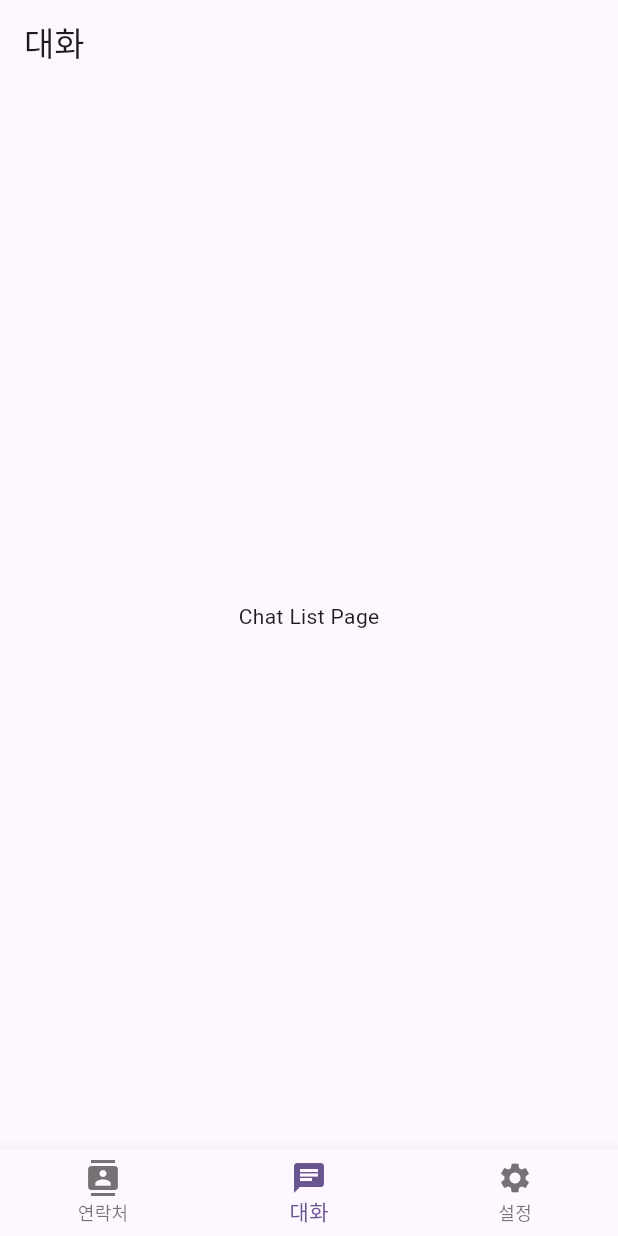
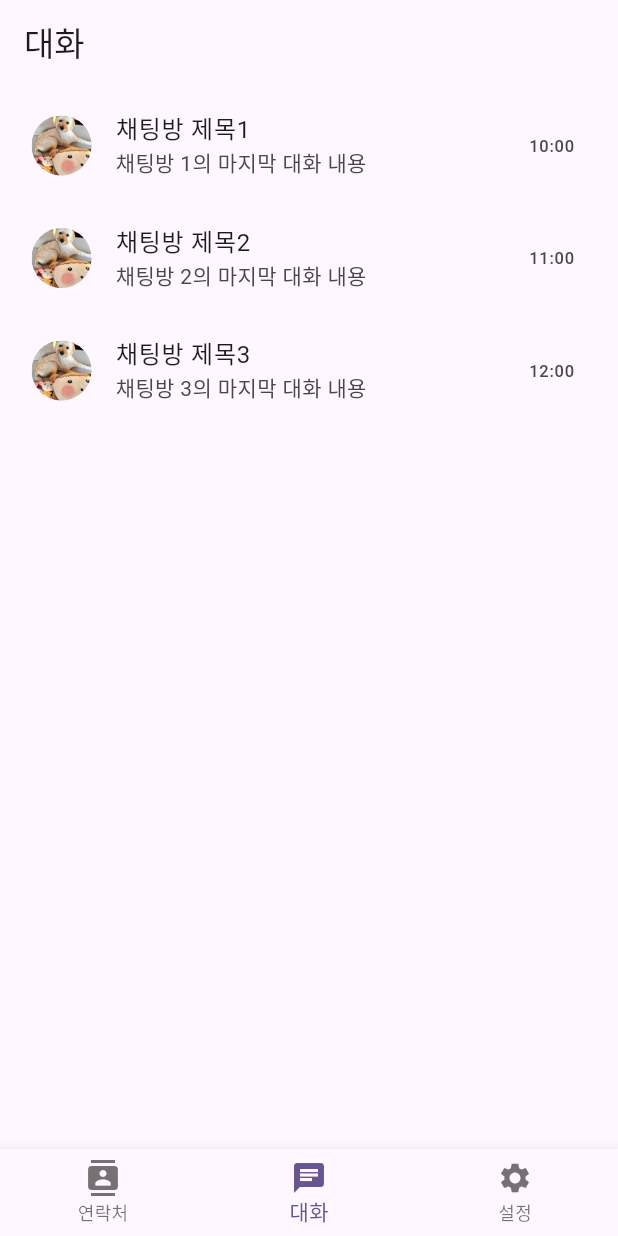
Before and after one commit to yuju-k/chat_tunify, a Flutter app: the screen it shows after launch, item 2 of the bottom bar chosen, on a phone screen of 412 x 824 dp. Run offline on Flutter 3.47's test engine with Material 3 defaults, Android fonts, the phone set to English and light mode, and no system bars; our stand-ins replace flutter_bloc; network calls fail.

Commit message:
bloc 방식 적용 => 대화 목록

```diff
--- /dev/null
+++ b/devtools_options.yaml
@@ -0,0 +1 @@
+extensions:
--- /dev/null
+++ b/lib/bloc/chat_bloc.dart
@@ -0,0 +1,86 @@
+import 'package:flutter_bloc/flutter_bloc.dart';
+
+// 대화방 정보를 나타내는 모델 클래스
+class ChatRoom {
+  final String title;
+  final String subtitle;
+  final String time;
+  final String imagePath;
+
+  const ChatRoom({
+    required this.title,
+    required this.subtitle,
+    required this.time,
+    required this.imagePath,
+  });
+}
+
+// BLoC 이벤트
+abstract class ChatEvent {
+  // ...
+}
+
+class LoadChats extends ChatEvent {
+  // ...
+}
+
+class SelectChat extends ChatEvent {
+  final ChatRoom selectedChatRoom;
+  SelectChat(this.selectedChatRoom);
+}
+
+// BLoC 상태
+abstract class ChatState {
+  // ...
+}
+
+class ChatInitial extends ChatState {
+  // ...
+}
+
+class ChatLoaded extends ChatState {
+  final List<ChatRoom> chatRooms;
+  final ChatRoom? selectedChatRoom;
+
+  ChatLoaded({required this.chatRooms, this.selectedChatRoom});
+}
+
+// BLoC
+class ChatBloc extends Bloc<ChatEvent, ChatState> {
+  ChatBloc() : super(ChatInitial()) {
+    // LoadChats 이벤트
+    on<LoadChats>((event, emit) {
+      // 채팅방 목록을 불러오는 로직
+      // 더미데이터
+      List<ChatRoom> chatRooms = [
+        const ChatRoom(
+          title: '채팅방 제목1',
+          subtitle: '채팅방 1의 마지막 대화 내용',
+          time: '10:00',
+          imagePath: 'assets/images/1.jpeg',
+        ),
+        const ChatRoom(
+          title: '채팅방 제목2',
+          subtitle: '채팅방 2의 마지막 대화 내용',
+          time: '11:00',
+          imagePath: 'assets/images/1.jpeg',
+        ),
+        const ChatRoom(
+          title: '채팅방 제목3',
+          subtitle: '채팅방 3의 마지막 대화 내용',
+          time: '12:00',
+          imagePath: 'assets/images/1.jpeg',
+        ),
+      ];
+      emit(ChatLoaded(chatRooms: chatRooms));
+    });
+
+    // SelectChat 이벤트
+    on<SelectChat>((event, emit) {
+      emit(ChatLoaded(
+        chatRooms: (state as ChatLoaded).chatRooms,
+        selectedChatRoom: event.selectedChatRoom,
+      ));
+    });
+  }
+}
--- a/lib/chat/chat.dart
+++ b/lib/chat/chat.dart
@@ -1,4 +1,7 @@
 import 'package:flutter/material.dart';
+import 'package:flutter_bloc/flutter_bloc.dart';
+
+import 'package:chat_tunify/bloc/chat_bloc.dart';
 
 class ChatPage extends StatefulWidget {
   const ChatPage({super.key});
@@ -10,10 +13,24 @@ class ChatPage extends StatefulWidget {
 class _ChatPageState extends State<ChatPage> {
   @override
   Widget build(BuildContext context) {
-    return Scaffold(
-        appBar: AppBar(),
-        body: Center(
-          child: Text('Chat Page'),
-        ));
+    return
+        //  BlocProvider(
+        //     create: (context) => ChatBloc()..add(LoadChats()),
+        //     child:
+        BlocBuilder<ChatBloc, ChatState>(
+      builder: (context, state) {
+        if (state is ChatLoaded && state.selectedChatRoom != null) {
+          return Scaffold(
+            appBar: AppBar(
+              title: Text(state.selectedChatRoom!.title),
+            ),
+            body: Center(
+              child: Text('채팅방: ${state.selectedChatRoom!.title}'),
+            ),
+          );
+        }
+        return const Center(child: Text('채팅방을 선택해주세요'));
+      },
+    );
   }
 }
--- a/lib/chat/chat_list.dart
+++ b/lib/chat/chat_list.dart
@@ -1,4 +1,8 @@
 import 'package:flutter/material.dart';
+import 'package:flutter_bloc/flutter_bloc.dart';
+
+import 'package:chat_tunify/bloc/chat_bloc.dart';
+//import 'package:chat_tunify/chat/chat.dart';
 
 class ChatListPage extends StatefulWidget {
   const ChatListPage({super.key});
@@ -10,13 +14,35 @@ class ChatListPage extends StatefulWidget {
 class _ChatListPageState extends State<ChatListPage> {
   @override
   Widget build(BuildContext context) {
-    return Scaffold(
-        appBar: AppBar(
-          title: const Text('대화'),
-          centerTitle: false,
-        ),
-        body: Center(
-          child: Text('Chat List Page'),
-        ));
+    return BlocBuilder<ChatBloc, ChatState>(builder: (context, state) {
+      if (state is ChatLoaded) {
+        return Scaffold(
+          appBar: AppBar(
+            title: const Text('대화'),
+            centerTitle: false,
+          ),
+          body: ListView.builder(
+              padding: const EdgeInsets.all(5),
+              itemExtent: 75.0,
+              itemCount: state.chatRooms.length,
+              itemBuilder: (BuildContext context, int index) {
+                final chatRoom = state.chatRooms[index];
+                return ListTile(
+                  leading: CircleAvatar(
+                    backgroundImage: AssetImage(chatRoom.imagePath),
+                  ),
+                  title: Text(chatRoom.title),
+                  subtitle: Text(chatRoom.subtitle),
+                  trailing: Text(chatRoom.time),
+                  onTap: () {
+                    context.read<ChatBloc>().add(SelectChat(chatRoom));
+                    Navigator.pushNamed(context, '/chat');
+                  },
+                );
+              }),
+        );
+      }
+      return const Center(child: CircularProgressIndicator());
+    });
   }
 }
--- a/lib/main.dart
+++ b/lib/main.dart
@@ -1,4 +1,6 @@
+import 'package:chat_tunify/bloc/chat_bloc.dart';
 import 'package:flutter/material.dart';
+import 'package:flutter_bloc/flutter_bloc.dart';
 
 import 'package:chat_tunify/auth/create.dart';
 import 'package:chat_tunify/auth/create_profile.dart';
@@ -17,7 +19,12 @@ import 'package:chat_tunify/settings/support.dart';
 import 'package:chat_tunify/settings/terms_service.dart';
 
 void main() {
-  runApp(const MyApp());
+  runApp(
+    BlocProvider(
+      create: (context) => ChatBloc()..add(LoadChats()),
+      child: const MyApp(),
+    ),
+  );
 }
 
 class MyApp extends StatelessWidget {
--- a/pubspec.yaml
+++ b/pubspec.yaml
@@ -35,6 +35,7 @@ dependencies:
   # The following adds the Cupertino Icons font to your application.
   # Use with the CupertinoIcons class for iOS style icons.
   cupertino_icons: ^1.0.2
+  flutter_bloc: ^8.1.3
 
 dev_dependencies:
   flutter_test:
@@ -59,9 +60,8 @@ flutter:
   uses-material-design: true
 
   # To add assets to your application, add an assets section, like this:
-  # assets:
-  #   - images/a_dot_burr.jpeg
-  #   - images/a_dot_ham.jpeg
+  assets:
+    - assets/images/
 
   # An image asset can refer to one or more resolution-specific "variants", see
   # https://flutter.dev/assets-and-images/#resolution-aware
```
Also changed, not shown: assets/images/1.jpeg (added), pubspec.lock.
